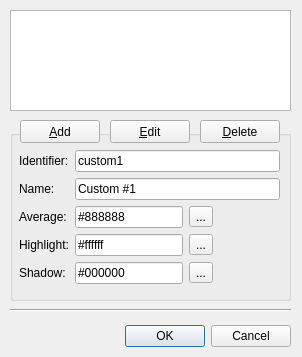
Before: the Qt Designer form customranges.ui in irydacea/wespal, drawn with Qt 5.
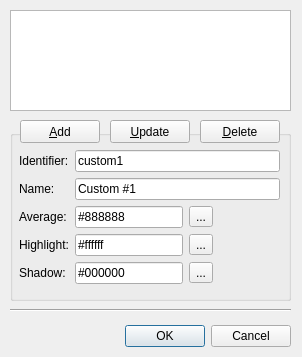
After: the same form once the commit is applied.

Commit message: More work on the customranges dialog prototype

Patch:
```diff
--- a/customranges.ui
+++ b/customranges.ui
@@ -74,7 +74,7 @@
     </rect>
    </property>
    <property name="text">
-    <string>&amp;Edit</string>
+    <string>&amp;Update</string>
    </property>
   </widget>
   <widget class="QPushButton" name="cmdDelete">
```
Left out of the diff: 6 changed lines with no effect on the pictures. The commit also changes 5 other files.
